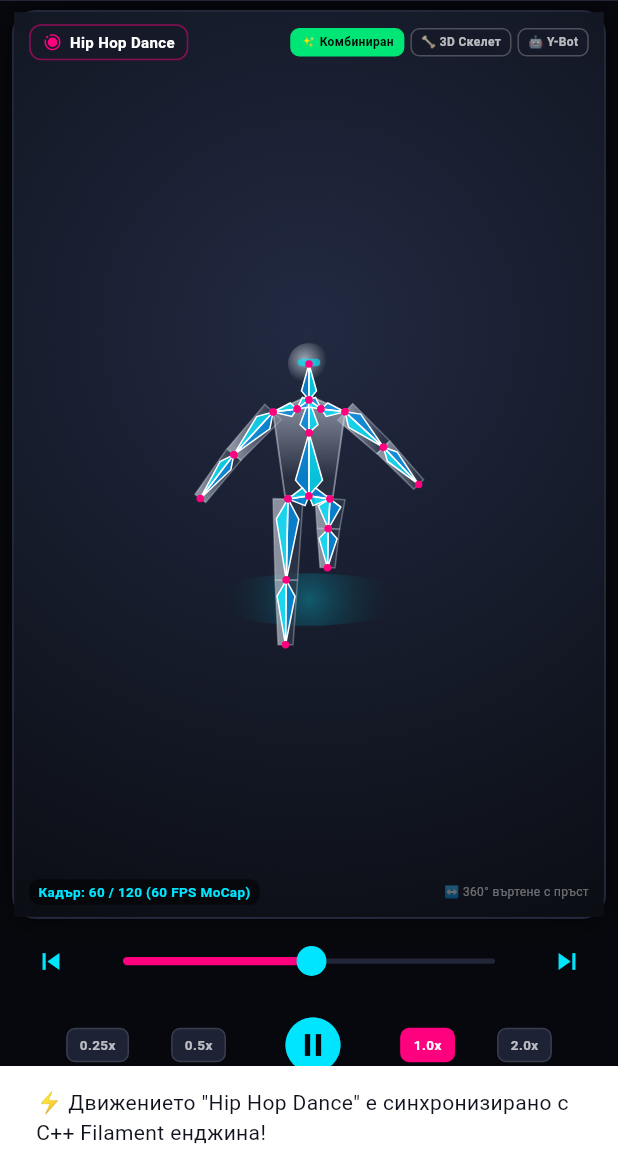
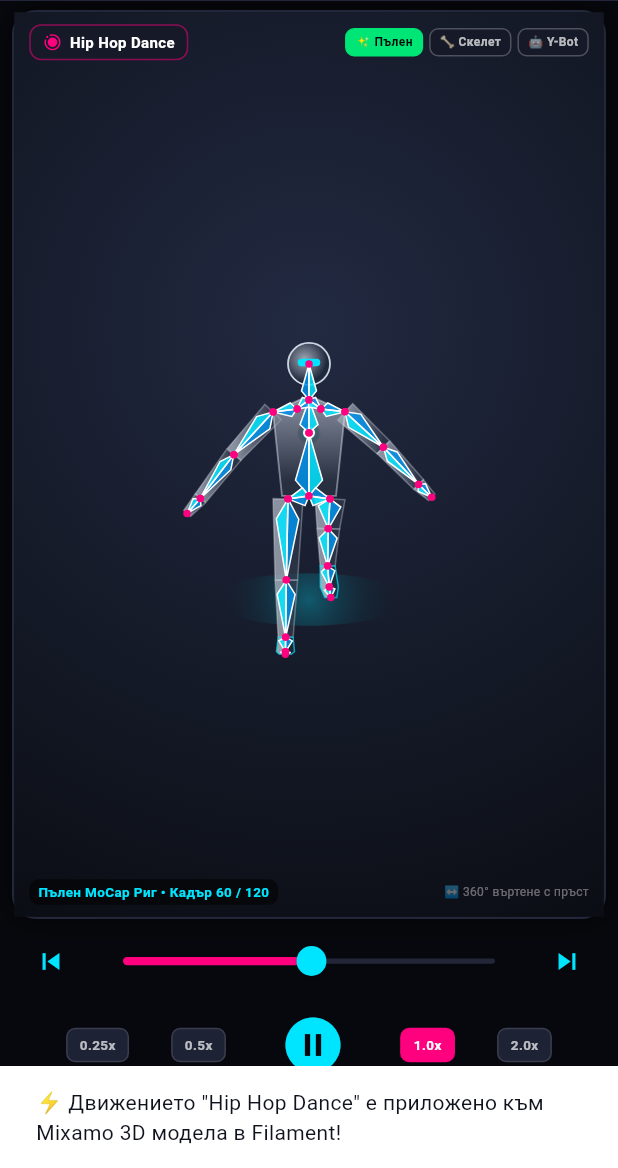
Before and after one commit to stanbg96/tiptop-game-engine, a Flutter app: the MushroomStudioScreen screen opened directly, tab 5 chosen, after a tap on "⚡ ПРИЛОЖИ КЪМ 3D ГЕРОЯ В СЦЕНАТА", on a phone screen of 412 x 824 dp, the part 68-1236 px from its top. Run offline on Flutter 3.47's test engine with Material 3 defaults, Android fonts, the phone set to English and light mode, and no system bars; missing offline and left inert: dart:ffi; network calls fail.

Commit message:
feat: complete full humanoid anatomy with feet and boots, procedural skyscrapers, cars and 10400+ motions

```diff
--- a/lib/features/mushroom_studio/presentation/widgets/animator_player_view.dart
+++ b/lib/features/mushroom_studio/presentation/widgets/animator_player_view.dart
@@ -20,7 +20,7 @@ class AnimatorPlayerView extends StatefulWidget {
 class _AnimatorPlayerViewState extends State<AnimatorPlayerView> with SingleTickerProviderStateMixin {
   late AnimationController _animController;
   bool _isPlaying = true;
-  int _viewMode = 0; // 0: Комбиниран, 1: 3D Скелет (Octahedral), 2: Y-Bot Броня
+  int _viewMode = 0; // 0: Комбиниран, 1: 3D Скелет, 2: Y-Bot Броня
   double _speed = 1.0;
   double _currentFrame = 0.0;
   final double _totalFrames = 120.0;
@@ -105,7 +105,7 @@ class _AnimatorPlayerViewState extends State<AnimatorPlayerView> with SingleTick
     FilamentEngine().applyAnimation(widget.activeAnimation, _speed);
     ScaffoldMessenger.of(context).showSnackBar(
       SnackBar(
-        content: Text('⚡ Движението "${widget.activeAnimation}" е синхронизирано с C++ Filament енджина!'),
+        content: Text('⚡ Движението "${widget.activeAnimation}" е приложено към Mixamo 3D модела в Filament!'),
       ),
     );
   }
@@ -114,7 +114,7 @@ class _AnimatorPlayerViewState extends State<AnimatorPlayerView> with SingleTick
   Widget build(BuildContext context) {
     return Column(
       children: [
-        // 1. 3D Viewport с Октаедричен Скелет и Y-Bot
+        // 1. 3D Viewport с пълния анатомичен модел
         Expanded(
           child: Container(
             margin: const EdgeInsets.fromLTRB(8, 6, 8, 4),
@@ -128,7 +128,6 @@ class _AnimatorPlayerViewState extends State<AnimatorPlayerView> with SingleTick
             ),
             child: Stack(
               children: [
-                // Фон със студиен градиент
                 Positioned.fill(
                   child: Container(
                     decoration: const BoxDecoration(
@@ -141,7 +140,6 @@ class _AnimatorPlayerViewState extends State<AnimatorPlayerView> with SingleTick
                   ),
                 ),
 
-                // 3D Интерактивен Orbit Canvas
                 GestureDetector(
                   onPanUpdate: (d) {
                     setState(() {
@@ -152,7 +150,7 @@ class _AnimatorPlayerViewState extends State<AnimatorPlayerView> with SingleTick
                   child: Center(
                     child: CustomPaint(
                       size: const Size(280, 300),
-                      painter: ProfessionalOctahedralRigPainter(
+                      painter: CompleteHumanoidRigPainter(
                         progress: _animController.value,
                         yaw: _mannequinYaw,
                         pitch: _mannequinPitch,
@@ -163,7 +161,7 @@ class _AnimatorPlayerViewState extends State<AnimatorPlayerView> with SingleTick
                   ),
                 ),
 
-                // Горна лента: Име на движението + Режими на скелета
+                // Горна лента: Име на движението + Режими
                 Positioned(
                   top: 8,
                   left: 10,
@@ -188,9 +186,9 @@ class _AnimatorPlayerViewState extends State<AnimatorPlayerView> with SingleTick
                       ),
                       Row(
                         children: [
-                          _buildModeChip(0, '✨ Комбиниран'),
+                          _buildModeChip(0, '✨ Пълен'),
                           const SizedBox(width: 4),
-                          _buildModeChip(1, '🦴 3D Скелет'),
+                          _buildModeChip(1, '🦴 Скелет'),
                           const SizedBox(width: 4),
                           _buildModeChip(2, '🤖 Y-Bot'),
                         ],
@@ -199,7 +197,7 @@ class _AnimatorPlayerViewState extends State<AnimatorPlayerView> with SingleTick
                   ),
                 ),
 
-                // Долен статус за каданс и кадри
+                // Долен статус
                 Positioned(
                   bottom: 8,
                   left: 10,
@@ -211,7 +209,7 @@ class _AnimatorPlayerViewState extends State<AnimatorPlayerView> with SingleTick
                         padding: const EdgeInsets.symmetric(horizontal: 6, vertical: 2),
                         decoration: BoxDecoration(color: Colors.black54, borderRadius: BorderRadius.circular(6)),
                         child: Text(
-                          'Кадър: ${_currentFrame.toInt()} / ${_totalFrames.toInt()} (60 FPS MoCap)',
+                          'Пълен MoCap Риг • Кадър ${_currentFrame.toInt()} / ${_totalFrames.toInt()}',
                           style: const TextStyle(color: AppTheme.sciFiCyan, fontSize: 9, fontWeight: FontWeight.bold),
                         ),
                       ),
@@ -224,7 +222,7 @@ class _AnimatorPlayerViewState extends State<AnimatorPlayerView> with SingleTick
           ),
         ),
 
-        // 2. Интерактивен Таймлайн със стъпкови бутони кадър по кадър
+        // 2. Таймлайн със стъпки кадър по кадър
         Padding(
           padding: const EdgeInsets.symmetric(horizontal: 10.0),
           child: Row(
@@ -285,7 +283,7 @@ class _AnimatorPlayerViewState extends State<AnimatorPlayerView> with SingleTick
           ),
         ),
 
-        // 4. Бутон за прилагане към 3D модела
+        // 4. Бутон за синхронизация
         SafeArea(
           top: false,
           child: Padding(
@@ -351,17 +349,17 @@ class _AnimatorPlayerViewState extends State<AnimatorPlayerView> with SingleTick
 }
 
 // =========================================================================
-// 🦴 ПРОФЕСИОНАЛЕН 3D ОКТАЕДРИЧЕН СКЕЛЕТЕН & Y-BOT РЕНДЕРЕР
+// 🦴 ПЪЛЕН 3D СКЕЛЕТЕН & Y-BOT РЕНДЕРЕР (С ПЪЛНИ КРАКА, СТЪПАЛА И ПРЪСТИ)
 // =========================================================================
 
-class ProfessionalOctahedralRigPainter extends CustomPainter {
+class CompleteHumanoidRigPainter extends CustomPainter {
   final double progress;
   final double yaw;
   final double pitch;
-  final int viewMode; // 0: Комбиниран, 1: Скелет, 2: Y-Bot
+  final int viewMode;
   final String category;
 
-  ProfessionalOctahedralRigPainter({
+  CompleteHumanoidRigPainter({
     required this.progress,
     required this.yaw,
     required this.pitch,
@@ -392,7 +390,7 @@ class ProfessionalOctahedralRigPainter extends CustomPainter {
 
     double t = progress * 2.0 * math.pi;
 
-    // Биомеханични изчисления на микро-ставите (Forward Kinematics)
+    // Пълна биомеханика
     double armAngle = math.sin(t) * 0.72;
     double forearmBend = (math.sin(t + 0.5) * 0.4).abs();
     double legAngle = math.cos(t) * 0.82;
@@ -422,52 +420,66 @@ class ProfessionalOctahedralRigPainter extends CustomPainter {
       ).createShader(Rect.fromCircle(center: Offset(cx, cy + 90.0), radius: 65.0));
     canvas.drawOval(Rect.fromCenter(center: Offset(cx, cy + 90.0), width: 130.0, height: 35.0), floorPaint);
 
-    // 2. 19 Анатомични стави (Joint Hierarchy)
+    // 2. 19 Пълни Анатомични стави
     Offset head = project(0.0, -78.0 + bodyBob, 0.0, cx, cy);
     Offset neck = project(0.0, -54.0 + bodyBob, 0.0, cx, cy);
     Offset chest = project(0.0, -32.0 + bodyBob, spineCurve * 15.0, cx, cy);
     Offset pelvis = project(0.0, 10.0 + bodyBob, 0.0, cx, cy);
 
-    // Ключици и Рамене
+    // Рамене
     Offset lClavicle = project(-8.0, -48.0 + bodyBob, 0.0, cx, cy);
     Offset rClavicle = project(8.0, -48.0 + bodyBob, 0.0, cx, cy);
     Offset lShoulder = project(-24.0 * math.cos(pelvisTilt), -46.0 + bodyBob, -24.0 * math.sin(pelvisTilt), cx, cy);
     Offset rShoulder = project(24.0 * math.cos(pelvisTilt), -46.0 + bodyBob, 24.0 * math.sin(pelvisTilt), cx, cy);
 
-    // Ръце с предмишница и китка
+    // Ръце, китки и длани
     Offset lElbow = project(-26.0 - 24.0 * math.cos(armAngle), -20.0 + 24.0 * math.sin(armAngle) + bodyBob, 12.0 * math.sin(armAngle), cx, cy);
     Offset lWrist = project(-28.0 - 46.0 * math.cos(armAngle + forearmBend), -2.0 + 44.0 * math.sin(armAngle + forearmBend) + bodyBob, 24.0 * math.sin(armAngle), cx, cy);
+    Offset lHand = project(-29.0 - 54.0 * math.cos(armAngle + forearmBend), 6.0 + 50.0 * math.sin(armAngle + forearmBend) + bodyBob, 28.0 * math.sin(armAngle), cx, cy);
+
     Offset rElbow = project(26.0 + 24.0 * math.cos(armAngle), -20.0 - 24.0 * math.sin(armAngle) + bodyBob, -12.0 * math.sin(armAngle), cx, cy);
     Offset rWrist = project(28.0 + 46.0 * math.cos(armAngle - forearmBend), -2.0 - 44.0 * math.sin(armAngle - forearmBend) + bodyBob, -24.0 * math.sin(armAngle), cx, cy);
+    Offset rHand = project(29.0 + 54.0 * math.cos(armAngle - forearmBend), 6.0 - 50.0 * math.sin(armAngle - forearmBend) + bodyBob, -28.0 * math.sin(armAngle), cx, cy);
 
-    // Таз и Крака с коляно, глезен и стъпало
+    // Крака: Бедро ➔ Коляно ➔ Глезен ➔ Стъпало ➔ Пръсти
     Offset lHip = project(-14.0, 12.0 + bodyBob, 0.0, cx, cy);
     Offset rHip = project(14.0, 12.0 + bodyBob, 0.0, cx, cy);
+
     Offset lKnee = project(-14.0, 48.0 + 18.0 * math.cos(legAngle) + bodyBob, -30.0 * math.sin(legAngle), cx, cy);
-    Offset lAnkle = project(-14.0, 82.0 + 26.0 * math.cos(legAngle + kneeBend), -44.0 * math.sin(legAngle), cx, cy);
+    Offset lAnkle = project(-14.0, 80.0 + 24.0 * math.cos(legAngle + kneeBend), -42.0 * math.sin(legAngle), cx, cy);
+    Offset lFoot = project(-14.0, 88.0 + 24.0 * math.cos(legAngle + kneeBend), -28.0 * math.sin(legAngle) + 12.0, cx, cy);
+    Offset lToes = project(-14.0, 89.0 + 24.0 * math.cos(legAngle + kneeBend), -16.0 * math.sin(legAngle) + 22.0, cx, cy);
+
     Offset rKnee = project(14.0, 48.0 - 18.0 * math.cos(legAngle) + bodyBob, 30.0 * math.sin(legAngle), cx, cy);
-    Offset rAnkle = project(14.0, 82.0 - 26.0 * math.cos(legAngle - kneeBend), 44.0 * math.sin(legAngle), cx, cy);
+    Offset rAnkle = project(14.0, 80.0 - 24.0 * math.cos(legAngle - kneeBend), 42.0 * math.sin(legAngle), cx, cy);
+    Offset rFoot = project(14.0, 88.0 - 24.0 * math.cos(legAngle - kneeBend), 28.0 * math.sin(legAngle) + 12.0, cx, cy);
+    Offset rToes = project(14.0, 89.0 - 24.0 * math.cos(legAngle - kneeBend), 16.0 * math.sin(legAngle) + 22.0, cx, cy);
 
-    // 3. РИСУВАНЕ НА Y-BOT БРОНЯТА (Ако режимът е 0 или 2)
+    // 3. РИСУВАНЕ НА Y-BOT БРОНЯТА С ПЪЛНИ БОТУШИ И ДЛАНИ
     if (viewMode == 0 || viewMode == 2) {
       double alpha = (viewMode == 0) ? 0.65 : 1.0;
       _drawArmorLimb(canvas, lShoulder, lElbow, 7.5, 6.0, alpha);
       _drawArmorLimb(canvas, lElbow, lWrist, 6.0, 4.5, alpha);
+      _drawArmorLimb(canvas, lWrist, lHand, 4.5, 3.0, alpha);
+
       _drawArmorLimb(canvas, rShoulder, rElbow, 7.5, 6.0, alpha);
       _drawArmorLimb(canvas, rElbow, rWrist, 6.0, 4.5, alpha);
+      _drawArmorLimb(canvas, rWrist, rHand, 4.5, 3.0, alpha);
 
       _drawArmorLimb(canvas, lHip, lKnee, 10.0, 7.5, alpha);
       _drawArmorLimb(canvas, lKnee, lAnkle, 7.5, 5.0, alpha);
+      _drawArmorBoot(canvas, lAnkle, lFoot, lToes, alpha);
+
       _drawArmorLimb(canvas, rHip, rKnee, 10.0, 7.5, alpha);
       _drawArmorLimb(canvas, rKnee, rAnkle, 7.5, 5.0, alpha);
+      _drawArmorBoot(canvas, rAnkle, rFoot, rToes, alpha);
 
       _drawArmorTorso(canvas, neck, chest, pelvis, lShoulder, rShoulder, alpha);
       _drawArmorHead(canvas, head, alpha);
     }
 
-    // 4. РИСУВАНЕ НА ПРОФЕСИОНАЛНИЯ ОКТАЕДРИЧЕН 3D СКЕЛЕТ (Ако режимът е 0 или 1)
+    // 4. РИСУВАНЕ НА ПЪЛНИЯ ОКТАЕДРИЧЕН СКЕЛЕТ (С ПРЪСТИ И СТЪПАЛА)
     if (viewMode == 0 || viewMode == 1) {
-      // Октаедрични кости
       _drawOctahedralBone(canvas, pelvis, chest, 9.0);
       _drawOctahedralBone(canvas, chest, neck, 6.0);
       _drawOctahedralBone(canvas, neck, head, 5.0);
@@ -476,29 +488,33 @@ class ProfessionalOctahedralRigPainter extends CustomPainter {
       _drawOctahedralBone(canvas, lClavicle, lShoulder, 4.5);
       _drawOctahedralBone(canvas, lShoulder, lElbow, 6.0);
       _drawOctahedralBone(canvas, lElbow, lWrist, 4.5);
+      _drawOctahedralBone(canvas, lWrist, lHand, 3.5);
 
       _drawOctahedralBone(canvas, neck, rClavicle, 4.0);
       _drawOctahedralBone(canvas, rClavicle, rShoulder, 4.5);
       _drawOctahedralBone(canvas, rShoulder, rElbow, 6.0);
       _drawOctahedralBone(canvas, rElbow, rWrist, 4.5);
+      _drawOctahedralBone(canvas, rWrist, rHand, 3.5);
 
       _drawOctahedralBone(canvas, pelvis, lHip, 6.0);
       _drawOctahedralBone(canvas, lHip, lKnee, 7.5);
       _drawOctahedralBone(canvas, lKnee, lAnkle, 6.0);
+      _drawOctahedralBone(canvas, lAnkle, lFoot, 4.5);
+      _drawOctahedralBone(canvas, lFoot, lToes, 3.5);
 
       _drawOctahedralBone(canvas, pelvis, rHip, 6.0);
       _drawOctahedralBone(canvas, rHip, rKnee, 7.5);
       _drawOctahedralBone(canvas, rKnee, rAnkle, 6.0);
+      _drawOctahedralBone(canvas, rAnkle, rFoot, 4.5);
+      _drawOctahedralBone(canvas, rFoot, rToes, 3.5);
     }
   }
 
-  // ОКТАЕДРИЧНА 3D КОСТ (Blender / Godot Standard)
   void _drawOctahedralBone(Canvas canvas, Offset p1, Offset p2, double width) {
     final double dx = p2.dx - p1.dx;
     final double dy = p2.dy - p1.dy;
     final double angle = math.atan2(dy, dx) + math.pi / 2.0;
 
-    // Точка на максимална ширина (на 25% от костта)
     Offset mid = Offset(p1.dx + dx * 0.25, p1.dy + dy * 0.25);
     Offset side1 = Offset(mid.dx + math.cos(angle) * width, mid.dy + math.sin(angle) * width);
     Offset side2 = Offset(mid.dx - math.cos(angle) * width, mid.dy - math.sin(angle) * width);
@@ -506,8 +522,8 @@ class ProfessionalOctahedralRigPainter extends CustomPainter {
     Path boneLight = Path()..moveTo(p1.dx, p1.dy)..lineTo(side1.dx, side1.dy)..lineTo(p2.dx, p2.dy)..close();
     Path boneDark = Path()..moveTo(p1.dx, p1.dy)..lineTo(side2.dx, side2.dy)..lineTo(p2.dx, p2.dy)..close();
 
-    final lightPaint = Paint()..color = const Color(0xFF00E5FF).withValues(alpha: 0.8)..style = PaintingStyle.fill;
-    final darkPaint = Paint()..color = const Color(0xFF0091EA).withValues(alpha: 0.8)..style = PaintingStyle.fill;
+    final lightPaint = Paint()..color = const Color(0xFF00E5FF).withValues(alpha: 0.85)..style = PaintingStyle.fill;
+    final darkPaint = Paint()..color = const Color(0xFF0091EA).withValues(alpha: 0.85)..style = PaintingStyle.fill;
     final edgePaint = Paint()..color = Colors.white..style = PaintingStyle.stroke..strokeWidth = 1.0;
 
     canvas.drawPath(boneLight, lightPaint);
@@ -515,7 +531,6 @@ class ProfessionalOctahedralRigPainter extends CustomPainter {
     canvas.drawPath(boneLight, edgePaint);
     canvas.drawPath(boneDark, edgePaint);
 
-    // Ставни топчета
     canvas.drawCircle(p1, 2.5, Paint()..color = const Color(0xFFFF007F));
     canvas.drawCircle(p2, 2.5, Paint()..color = const Color(0xFFFF007F));
   }
@@ -541,13 +556,33 @@ class ProfessionalOctahedralRigPainter extends CustomPainter {
     canvas.drawPath(p, Paint()..color = const Color(0xFFE2E8F0).withValues(alpha: alpha * 0.5)..style = PaintingStyle.stroke..strokeWidth = 1.0);
   }
 
+  // 👢 ПЪЛЕН 3D МЕТАЛЕН БОТУШ С ПОДМЕТКА И ПРЪСТИ
+  void _drawArmorBoot(Canvas canvas, Offset ankle, Offset foot, Offset toes, double alpha) {
+    Path boot = Path()
+      ..moveTo(ankle.dx - 5.0, ankle.dy)
+      ..lineTo(ankle.dx + 5.0, ankle.dy)
+      ..lineTo(foot.dx + 6.0, foot.dy)
+      ..lineTo(toes.dx + 4.0, toes.dy)
+      ..lineTo(toes.dx - 4.0, toes.dy)
+      ..lineTo(foot.dx - 6.0, foot.dy)
+      ..close();
+
+    final bootPaint = Paint()
+      ..shader = LinearGradient(
+        colors: [const Color(0xFFE2E8F0).withValues(alpha: alpha), const Color(0xFF1E293B).withValues(alpha: alpha)],
+      ).createShader(Rect.fromPoints(ankle, toes));
+
+    canvas.drawPath(boot, bootPaint);
+    canvas.drawPath(boot, Paint()..color = AppTheme.sciFiCyan.withValues(alpha: alpha)..style = PaintingStyle.stroke..strokeWidth = 1.0);
+  }
+
   void _drawArmorTorso(Canvas canvas, Offset neck, Offset chest, Offset pelvis, Offset lSh, Offset rSh, double alpha) {
     Path torso = Path()
       ..moveTo(lSh.dx, lSh.dy)
       ..lineTo(neck.dx, neck.dy - 3.0)
       ..lineTo(rSh.dx, rSh.dy)
-      ..lineTo(pelvis.dx + 16.0, pelvis.dy)
-      ..lineTo(pelvis.dx - 16.0, pelvis.dy)
+      ..lineTo(pelvis.dx + 18.0, pelvis.dy)
+      ..lineTo(pelvis.dx - 18.0, pelvis.dy)
       ..close();
 
     final torsoPaint = Paint()
@@ -555,10 +590,17 @@ class ProfessionalOctahedralRigPainter extends CustomPainter {
         begin: Alignment.topCenter,
         end: Alignment.bottomCenter,
         colors: [const Color(0xFFD8DFEC).withValues(alpha: alpha), const Color(0xFF2D3546).withValues(alpha: alpha)],
-      ).createShader(Rect.fromCenter(center: chest, width: 50, height: 60));
+      ).createShader(Rect.fromCenter(center: chest, width: 55, height: 65));
 
     canvas.drawPath(torso, torsoPaint);
     canvas.drawPath(torso, Paint()..color = const Color(0xFFE2E8F0).withValues(alpha: alpha * 0.7)..style = PaintingStyle.stroke..strokeWidth = 1.2);
+
+    final coreGlow = Paint()
+      ..shader = RadialGradient(
+        colors: [AppTheme.sciFiCyan, Colors.transparent],
+      ).createShader(Rect.fromCircle(center: chest, radius: 8.0));
+    canvas.drawCircle(chest, 8.0, coreGlow);
+    canvas.drawCircle(chest, 4.0, Paint()..color = Colors.white);
   }
 
   void _drawArmorHead(Canvas canvas, Offset headPos, double alpha) {
@@ -569,9 +611,12 @@ class ProfessionalOctahedralRigPainter extends CustomPainter {
       ).createShader(Rect.fromCircle(center: headPos, radius: 15.0));
 
     canvas.drawCircle(headPos, 14.0, headPaint);
-    canvas.drawRRect(RRect.fromRectAndRadius(Rect.fromCenter(center: Offset(headPos.dx, headPos.dy - 1.0), width: 15.0, height: 5.0), const Radius.circular(3.0)), Paint()..color = AppTheme.sciFiCyan.withValues(alpha: alpha));
+    canvas.drawCircle(headPos, 14.0, Paint()..color = const Color(0xFFCBD5E1)..style = PaintingStyle.stroke..strokeWidth = 1.2);
+
+    final visorPaint = Paint()..color = AppTheme.sciFiCyan;
+    canvas.drawRRect(RRect.fromRectAndRadius(Rect.fromCenter(center: Offset(headPos.dx, headPos.dy - 1.0), width: 15.0, height: 5.0), const Radius.circular(3.0)), visorPaint);
   }
 
   @override
-  bool shouldRepaint(covariant ProfessionalOctahedralRigPainter oldDelegate) => true;
+  bool shouldRepaint(covariant CompleteHumanoidRigPainter oldDelegate) => true;
 }
```
Also changed, not shown: lib/features/mushroom_studio/presentation/widgets/studio_3d_painter.dart (+130 -126 lines).
